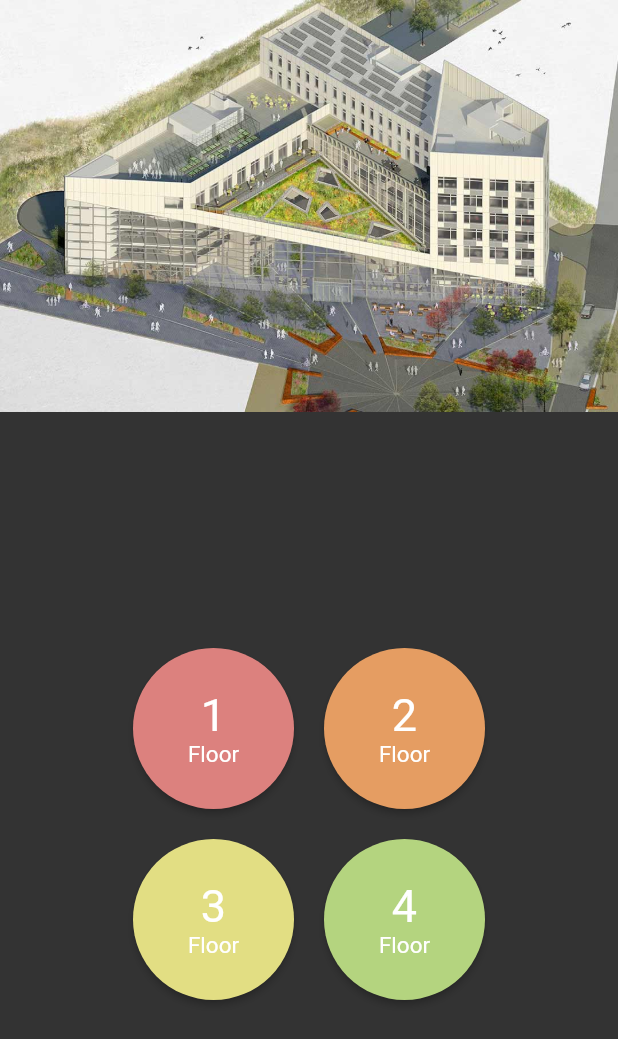
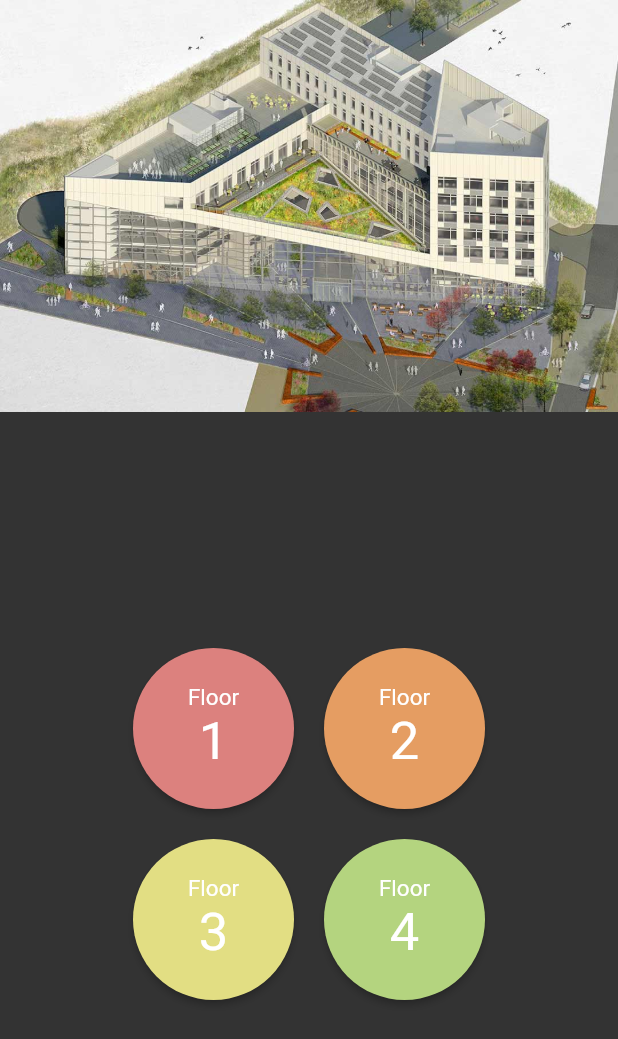
Before and after one commit to alwian/USB-Tour-App, a Flutter app: the ExploreAFloorFragment widget shown alone on an empty page, opened directly, on a phone screen of 412 x 824 dp. Shown: the top 1039 px of the screen. Run offline on Flutter 3.47's test engine with Material 2 defaults, Android fonts, the phone set to English and light mode, and no system bars.

Commit message:
Created a FloorButton class for adding extra floor feature lists

```diff
--- a/lib/fragments/explore_a_floor_fragment.dart
+++ b/lib/fragments/explore_a_floor_fragment.dart
@@ -1,6 +1,52 @@
 import 'package:flutter/material.dart';
 
+class _FloorButton {
+  int number;
+  Color color;
+
+  _FloorButton(this.number, this.color);
+}
+
 class ExploreAFloorFragment extends StatelessWidget {
+  final _floorButtons = [
+    _FloorButton(1, Color(0xFFDC817E)),
+    _FloorButton(2, Color(0xFFE59D62)),
+    _FloorButton(3, Color(0xFFE2DE83)),
+    _FloorButton(4, Color(0xFFB4D47F)),
+  ];
+
+  _buildFloorButtons(context) {
+    var buttons = <Widget>[];
+    for(int i = 0; i < _floorButtons.length; i++) {
+      buttons.add(
+        RawMaterialButton(
+          shape: CircleBorder(),
+          fillColor: _floorButtons[i].color,
+          child: Column(
+            mainAxisAlignment: MainAxisAlignment.center,
+            children: <Widget>[
+              Text(
+                'Floor',
+                style: TextStyle(
+                    color: Colors.white,
+                    fontSize: 15.0
+                ),
+              ),
+              Text(
+                _floorButtons[i].number.toString(),
+                style: TextStyle(
+                    color: Colors.white,
+                    fontSize: 35.0
+                ),
+              )
+            ],
+          ),
+          onPressed: () => {},
+        ),
+      );
+    }
+    return buttons;
+  }
   @override
   Widget build(BuildContext context) {
     return DecoratedBox(
@@ -21,104 +67,7 @@ class ExploreAFloorFragment extends StatelessWidget {
                     padding: EdgeInsets.all(20.0),
                     mainAxisSpacing: 20.0,
                     crossAxisSpacing: 20.0,
-                  children: <Widget>[
-                    RawMaterialButton(
-                      shape: CircleBorder(),
-                      fillColor: Color(0xFFDC817E),
-                      onPressed: () => {},
-                      child: Column(
-                        mainAxisAlignment: MainAxisAlignment.center,
-                        children: <Widget>[
-                          Text(
-                            '1',
-                            style: TextStyle(
-                              color: Colors.white,
-                              fontSize: 30.0
-                            ),
-                          ),
-                          Text(
-                            'Floor',
-                            style: TextStyle(
-                              color: Colors.white,
-                              fontSize: 15.0
-                            ),
-                          ),
-                        ],
-                      ),
-                    ),
-                    RawMaterialButton(
-                      shape: CircleBorder(),
-                      fillColor: Color(0xFFE59D62),
-                      onPressed: () => {},
-                      child: Column(
-                        mainAxisAlignment: MainAxisAlignment.center,
-                        children: <Widget>[
-                          Text(
-                            '2',
-                            style: TextStyle(
-                              color: Colors.white,
-                              fontSize: 30.0
-                            ),
-                          ),
-                          Text(
-                            'Floor',
-                            style: TextStyle(
-                              color: Colors.white,
-                              fontSize: 15.0
-                            ),
-                          ),
-                        ],
-                      ),
-                    ),
-                    RawMaterialButton(
-                      shape: CircleBorder(),
-                      fillColor: Color(0xFFE2DE83),
-                      onPressed: () => {},
-                      child: Column(
-                        mainAxisAlignment: MainAxisAlignment.center,
-                        children: <Widget>[
-                          Text(
-                            '3',
-                            style: TextStyle(
-                              color: Colors.white,
-                              fontSize: 30.0
-                            ),
-                          ),
-                          Text(
-                            'Floor',
-                            style: TextStyle(
-                              color: Colors.white,
-                              fontSize: 15.0
-                            ),
-                          ),
-                        ],
-                      ),
-                    ),
-                    RawMaterialButton(
-                      shape: CircleBorder(),
-                      fillColor: Color(0xFFB4D47F),
-                      onPressed: () => {},
-                      child: Column(
-                        mainAxisAlignment: MainAxisAlignment.center,
-                        children: <Widget>[
-                          Text(
-                            '4',
-                            style: TextStyle(
-                              color: Colors.white,
-                              fontSize: 30.0
-                            ),
-                          ),
-                          Text(
-                            'Floor',
-                            style: TextStyle(
-                              color: Colors.white,
-                              fontSize: 15.0
-                            ),
-                          ),
-                        ],
-                      ),
-                    ),
-                  ]
+                    children: _buildFloorButtons(context)
                 ),
               ),
             ),
```
Lines whose indentation alone changed are shown as unchanged.
